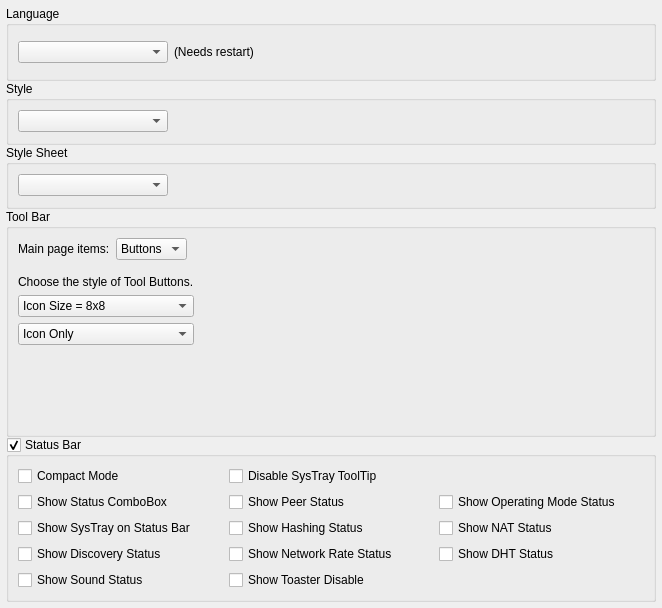
The window that retroshare-gui/src/gui/settings/AppearancePage.ui (RetroShare/RetroShare) describes before a commit, drawn with Qt 5.
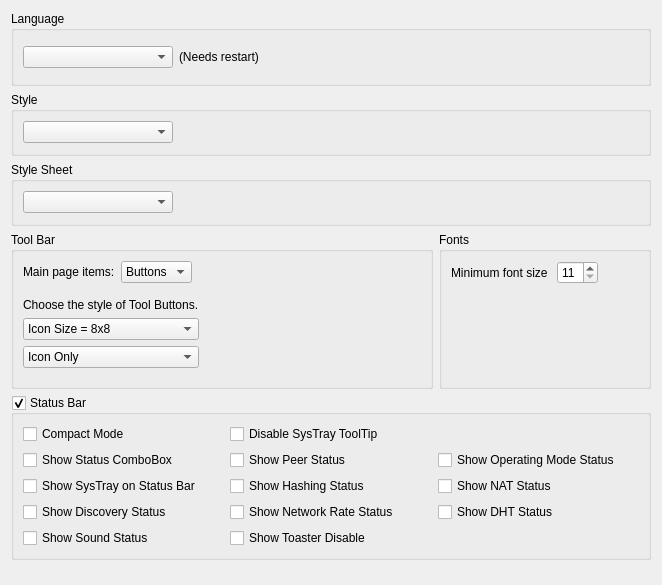
The same window after the commit. Custom widgets are drawn as their Qt base class.

Commit message: Added Fonts settings

```diff
--- a/retroshare-gui/src/gui/settings/AppearancePage.ui
+++ b/retroshare-gui/src/gui/settings/AppearancePage.ui
@@ -14,22 +14,7 @@
    <enum>Qt::NoContextMenu</enum>
   </property>
   <layout class="QGridLayout" name="AppearancePageGLayout">
-   <property name="leftMargin">
-    <number>6</number>
-   </property>
-   <property name="topMargin">
-    <number>6</number>
-   </property>
-   <property name="rightMargin">
-    <number>6</number>
-   </property>
-   <property name="bottomMargin">
-    <number>6</number>
-   </property>
-   <property name="spacing">
-    <number>0</number>
-   </property>
-   <item row="0" column="0">
+   <item row="0" column="0" colspan="2">
     <widget class="QGroupBox" name="grpLanguage">
      <property name="minimumSize">
       <size>
@@ -86,110 +71,12 @@
      </layout>
     </widget>
    </item>
-   <item row="1" column="0">
-    <widget class="QGroupBox" name="grpStyle">
-     <property name="minimumSize">
-      <size>
-       <width>0</width>
-       <height>64</height>
-      </size>
-     </property>
-     <property name="contextMenuPolicy">
-      <enum>Qt::NoContextMenu</enum>
-     </property>
-     <property name="toolTip">
-      <string/>
-     </property>
-     <property name="title">
-      <string>Style</string>
-     </property>
-     <layout class="QGridLayout" name="grpStyleGLayout">
-      <item row="0" column="0">
-       <widget class="RSComboBox" name="cmboStyle">
-        <property name="minimumSize">
-         <size>
-          <width>150</width>
-          <height>0</height>
-         </size>
-        </property>
-        <property name="toolTip">
-         <string>Choose RetroShare's interface style</string>
-        </property>
-       </widget>
-      </item>
-      <item row="0" column="1">
-       <spacer name="grpStyleHSpacer">
-        <property name="orientation">
-         <enum>Qt::Horizontal</enum>
-        </property>
-        <property name="sizeHint" stdset="0">
-         <size>
-          <width>215</width>
-          <height>20</height>
-         </size>
-        </property>
-       </spacer>
-      </item>
-     </layout>
-    </widget>
-   </item>
-   <item row="2" column="0">
-    <widget class="QGroupBox" name="grpStyleSheet">
-     <property name="minimumSize">
-      <size>
-       <width>0</width>
-       <height>64</height>
-      </size>
-     </property>
-     <property name="title">
-      <string>Style Sheet</string>
-     </property>
-     <layout class="QGridLayout" name="grpStyleSheetGLayout">
-      <item row="0" column="0">
-       <widget class="RSComboBox" name="cmboStyleSheet">
-        <property name="minimumSize">
-         <size>
-          <width>150</width>
-          <height>0</height>
-         </size>
-        </property>
-       </widget>
-      </item>
-      <item row="0" column="1">
-       <spacer name="grpStyleSheetHSpacer">
-        <property name="orientation">
-         <enum>Qt::Horizontal</enum>
-        </property>
-        <property name="sizeHint" stdset="0">
-         <size>
-          <width>215</width>
-          <height>20</height>
-         </size>
-        </property>
-       </spacer>
-      </item>
-     </layout>
-    </widget>
-   </item>
-   <item row="8" column="0">
-    <spacer name="AppearancePageVSpacer">
-     <property name="orientation">
-      <enum>Qt::Vertical</enum>
-     </property>
-     <property name="sizeHint" stdset="0">
-      <size>
-       <width>361</width>
-       <height>61</height>
-      </size>
-     </property>
-    </spacer>
-   </item>
-   <item row="6" column="0">
+   <item row="3" column="0">
     <widget class="QGroupBox" name="grpToolBar">
      <property name="minimumSize">
       <size>
        <width>0</width>
-       <height>228</height>
+       <height>0</height>
       </size>
      </property>
      <property name="contextMenuPolicy">
@@ -198,8 +85,8 @@
      <property name="title">
       <string>Tool Bar</string>
      </property>
-     <layout class="QVBoxLayout" name="verticalLayout">
-      <item>
+     <layout class="QGridLayout" name="gridLayout_2">
+      <item row="0" column="0">
        <layout class="QHBoxLayout" name="horizontalLayout">
         <item>
          <widget class="QLabel" name="labelPageToolBar">
@@ -237,7 +124,7 @@
         </item>
        </layout>
       </item>
-      <item>
+      <item row="1" column="0">
        <widget class="QFrame" name="frameToolListStyle">
         <property name="sizePolicy">
          <sizepolicy hsizetype="Expanding" vsizetype="Expanding">
@@ -289,19 +176,6 @@
            </property>
           </widget>
          </item>
-         <item row="3" column="0">
-          <spacer name="verticalSpacer">
-           <property name="orientation">
-            <enum>Qt::Vertical</enum>
-           </property>
-           <property name="sizeHint" stdset="0">
-            <size>
-             <width>20</width>
-             <height>40</height>
-            </size>
-           </property>
-          </spacer>
-         </item>
          <item row="1" column="0">
           <widget class="RSComboBox" name="cmboTollButtonsSize">
            <item>
@@ -352,10 +226,79 @@
         </layout>
        </widget>
       </item>
+      <item row="2" column="0">
+       <spacer name="verticalSpacer">
+        <property name="orientation">
+         <enum>Qt::Vertical</enum>
+        </property>
+        <property name="sizeHint" stdset="0">
+         <size>
+          <width>20</width>
+          <height>40</height>
+         </size>
+        </property>
+       </spacer>
+      </item>
      </layout>
     </widget>
    </item>
-   <item row="7" column="0">
+   <item row="3" column="1">
+    <widget class="QGroupBox" name="grpFonts">
+     <property name="title">
+      <string>Fonts</string>
+     </property>
+     <layout class="QGridLayout" name="gridLayout">
+      <item row="0" column="0">
+       <layout class="QHBoxLayout" name="minimumFontSizeHLayout">
+        <item>
+         <widget class="QLabel" name="minimumFontSizeLabel">
+          <property name="text">
+           <string>Minimum font size </string>
+          </property>
+         </widget>
+        </item>
+        <item>
+         <widget class="QSpinBox" name="minimumFontSize_SB">
+          <property name="minimum">
+           <number>11</number>
+          </property>
+          <property name="maximum">
+           <number>64</number>
+          </property>
+         </widget>
+        </item>
+        <item>
+         <spacer name="minimumFontSizeHSpacer">
+          <property name="orientation">
+           <enum>Qt::Horizontal</enum>
+          </property>
+          <property name="sizeHint" stdset="0">
+           <size>
+            <width>40</width>
+            <height>20</height>
+           </size>
+          </property>
+         </spacer>
+        </item>
+       </layout>
+      </item>
+      <item row="1" column="0">
+       <spacer name="verticalSpacer_2">
+        <property name="orientation">
+         <enum>Qt::Vertical</enum>
+        </property>
+        <property name="sizeHint" stdset="0">
+         <size>
+          <width>188</width>
+          <height>96</height>
+         </size>
+        </property>
+       </spacer>
+      </item>
+     </layout>
+    </widget>
+   </item>
+   <item row="4" column="0" colspan="2">
     <widget class="QGroupBox" name="grpStatus">
      <property name="title">
       <string>Status Bar</string>
@@ -464,6 +407,104 @@
      </layout>
     </widget>
    </item>
+   <item row="5" column="0" colspan="2">
+    <spacer name="AppearancePageVSpacer">
+     <property name="orientation">
+      <enum>Qt::Vertical</enum>
+     </property>
+     <property name="sizeHint" stdset="0">
+      <size>
+       <width>361</width>
+       <height>61</height>
+      </size>
+     </property>
+    </spacer>
+   </item>
+   <item row="1" column="0" colspan="2">
+    <widget class="QGroupBox" name="grpStyle">
+     <property name="minimumSize">
+      <size>
+       <width>0</width>
+       <height>64</height>
+      </size>
+     </property>
+     <property name="contextMenuPolicy">
+      <enum>Qt::NoContextMenu</enum>
+     </property>
+     <property name="toolTip">
+      <string/>
+     </property>
+     <property name="title">
+      <string>Style</string>
+     </property>
+     <layout class="QGridLayout" name="grpStyleGLayout">
+      <item row="0" column="0">
+       <widget class="RSComboBox" name="cmboStyle">
+        <property name="minimumSize">
+         <size>
+          <width>150</width>
+          <height>0</height>
+         </size>
+        </property>
+        <property name="toolTip">
+         <string>Choose RetroShare's interface style</string>
+        </property>
+       </widget>
+      </item>
+      <item row="0" column="1">
+       <spacer name="grpStyleHSpacer">
+        <property name="orientation">
+         <enum>Qt::Horizontal</enum>
+        </property>
+        <property name="sizeHint" stdset="0">
+         <size>
+          <width>215</width>
+          <height>20</height>
+         </size>
+        </property>
+       </spacer>
+      </item>
+     </layout>
+    </widget>
+   </item>
+   <item row="2" column="0" colspan="2">
+    <widget class="QGroupBox" name="grpStyleSheet">
+     <property name="minimumSize">
+      <size>
+       <width>0</width>
+       <height>64</height>
+      </size>
+     </property>
+     <property name="title">
+      <string>Style Sheet</string>
+     </property>
+     <layout class="QGridLayout" name="grpStyleSheetGLayout">
+      <item row="0" column="0">
+       <widget class="RSComboBox" name="cmboStyleSheet">
+        <property name="minimumSize">
+         <size>
+          <width>150</width>
+          <height>0</height>
+         </size>
+        </property>
+       </widget>
+      </item>
+      <item row="0" column="1">
+       <spacer name="grpStyleSheetHSpacer">
+        <property name="orientation">
+         <enum>Qt::Horizontal</enum>
+        </property>
+        <property name="sizeHint" stdset="0">
+         <size>
+          <width>215</width>
+          <height>20</height>
+         </size>
+        </property>
+       </spacer>
+      </item>
+     </layout>
+    </widget>
+   </item>
   </layout>
  </widget>
  <customwidgets>
```
The commit also changes 3 other files.
